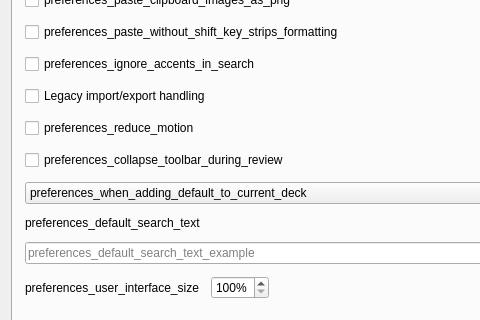
ankitects/anki, file qt/aqt/forms/preferences.ui: the form before one commit; both pictures show x 0 to 480 and y 227 to 547 of the 640 by 660 pixel window.
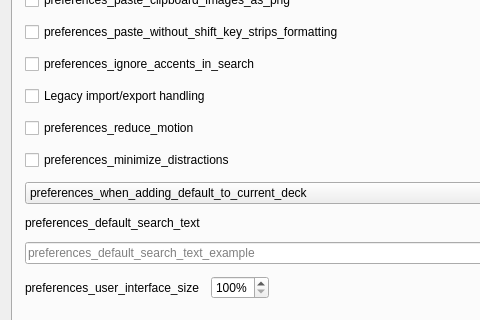
The form after the commit.

Commit message: Rename setting to minimize_distractions

The edit to the form file:
```diff
--- a/qt/aqt/forms/preferences.ui
+++ b/qt/aqt/forms/preferences.ui
@@ -119,7 +119,7 @@
           <string>preferences_collapse_toolbar_during_review_tooltip</string>
          </property>
          <property name="text">
-          <string>preferences_collapse_toolbar_during_review</string>
+          <string>preferences_minimize_distractions</string>
          </property>
         </widget>
        </item>
```
Left out of the diff: 6 changed lines with no effect on the pictures. The commit also changes 5 other files.
